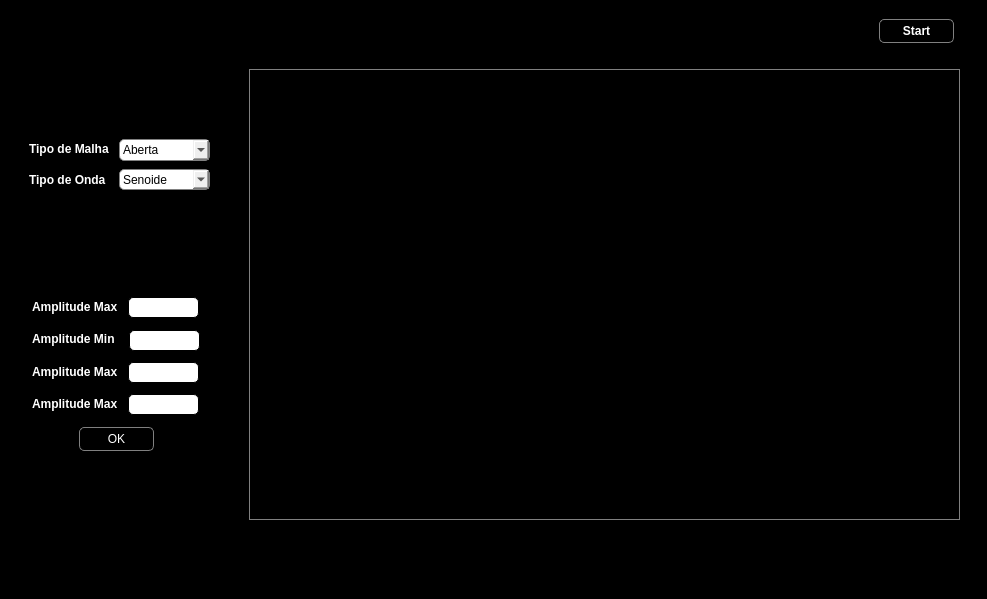
First picture: the form in interface.ui, repository Aandre99/Projeto-Sistema-De-Controle, before the edit.
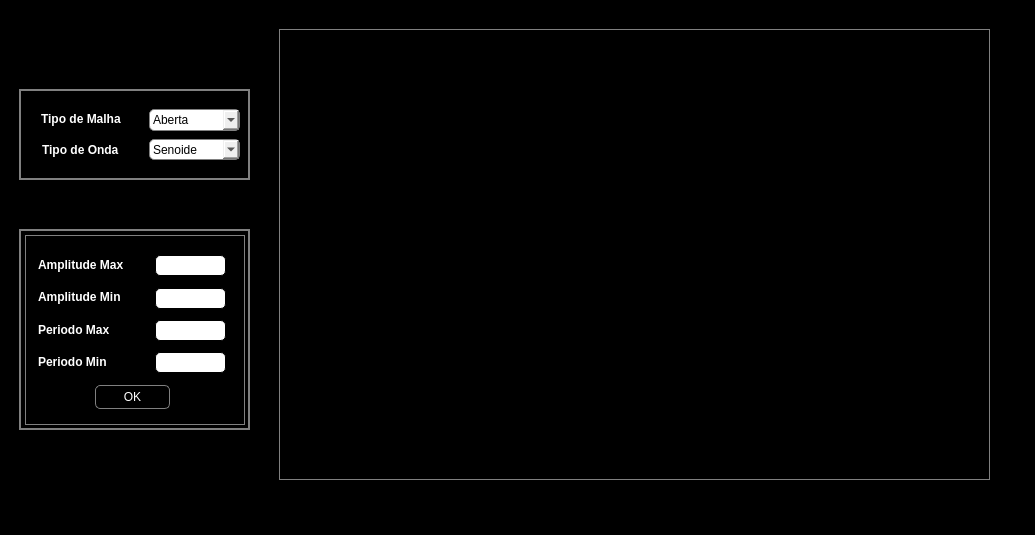
Second picture: the form after the edit. The open tabs and pages were chosen to show the change.

Commit message: Atualizando interface com onda aleatoria

Patch:
```diff
--- a/interface.ui
+++ b/interface.ui
@@ -6,10 +6,22 @@
    <rect>
     <x>0</x>
     <y>0</y>
-    <width>987</width>
-    <height>599</height>
+    <width>1035</width>
+    <height>535</height>
    </rect>
   </property>
+  <property name="minimumSize">
+   <size>
+    <width>1035</width>
+    <height>535</height>
+   </size>
+  </property>
+  <property name="maximumSize">
+   <size>
+    <width>1035</width>
+    <height>535</height>
+   </size>
+  </property>
   <property name="windowTitle">
    <string>MainWindow</string>
   </property>
@@ -19,8 +31,8 @@
      <rect>
       <x>-1</x>
       <y>-1</y>
-      <width>991</width>
-      <height>601</height>
+      <width>1041</width>
+      <height>541</height>
      </rect>
     </property>
     <property name="minimumSize">
@@ -29,6 +41,12 @@
       <height>0</height>
      </size>
     </property>
+    <property name="maximumSize">
+     <size>
+      <width>1041</width>
+      <height>611</height>
+     </size>
+    </property>
     <property name="styleSheet">
      <string notr="true">QFrame{
 color:white;
@@ -48,13 +66,13 @@
      <property name="geometry">
       <rect>
        <x>20</x>
-       <y>279</y>
-       <width>201</width>
+       <y>230</y>
+       <width>231</width>
        <height>201</height>
       </rect>
      </property>
      <property name="styleSheet">
-      <string notr="true"/>
+      <string notr="true">border:0.5px solid gray;</string>
      </property>
      <property name="currentIndex">
       <number>0</number>
@@ -240,10 +258,10 @@
       <widget class="QFrame" name="frame_aleatoria">
        <property name="geometry">
         <rect>
-         <x>0</x>
-         <y>-1</y>
-         <width>201</width>
-         <height>201</height>
+         <x>5</x>
+         <y>5</y>
+         <width>220</width>
+         <height>190</height>
         </rect>
        </property>
        <property name="styleSheet">
@@ -270,12 +288,13 @@
          <rect>
           <x>13</x>
           <y>22</y>
-          <width>91</width>
+          <width>111</width>
           <height>16</height>
          </rect>
         </property>
         <property name="font">
          <font>
+          <weight>75</weight>
           <bold>true</bold>
          </font>
         </property>
@@ -289,7 +308,7 @@
         </property>
         <property name="geometry">
          <rect>
-          <x>109</x>
+          <x>130</x>
           <y>20</y>
           <width>71</width>
           <height>21</height>
@@ -307,12 +326,13 @@
          <rect>
           <x>13</x>
           <y>54</y>
-          <width>91</width>
+          <width>111</width>
           <height>16</height>
          </rect>
         </property>
         <property name="font">
          <font>
+          <weight>75</weight>
           <bold>true</bold>
          </font>
         </property>
@@ -326,7 +346,7 @@
         </property>
         <property name="geometry">
          <rect>
-          <x>110</x>
+          <x>130</x>
           <y>53</y>
           <width>71</width>
           <height>21</height>
@@ -345,7 +365,7 @@
         </property>
         <property name="geometry">
          <rect>
-          <x>109</x>
+          <x>130</x>
           <y>85</y>
           <width>71</width>
           <height>21</height>
@@ -363,17 +383,21 @@
          <rect>
           <x>13</x>
           <y>87</y>
-          <width>91</width>
+          <width>111</width>
           <height>16</height>
          </rect>
         </property>
         <property name="font">
          <font>
+          <weight>75</weight>
           <bold>true</bold>
          </font>
         </property>
         <property name="text">
-         <string>Amplitude Max</string>
+         <string>Periodo Max</string>
+        </property>
+        <property name="alignment">
+         <set>Qt::AlignLeading|Qt::AlignLeft|Qt::AlignVCenter</set>
         </property>
        </widget>
        <widget class="QLineEdit" name="lineEdit_aleatoria_PMin">
@@ -382,7 +406,7 @@
         </property>
         <property name="geometry">
          <rect>
-          <x>109</x>
+          <x>130</x>
           <y>117</y>
           <width>71</width>
           <height>21</height>
@@ -400,12 +424,13 @@
          <rect>
           <x>13</x>
           <y>119</y>
-          <width>91</width>
+          <width>111</width>
           <height>16</height>
          </rect>
         </property>
         <property name="font">
          <font>
+          <weight>75</weight>
           <bold>true</bold>
          </font>
         </property>
@@ -413,13 +438,19 @@
          <string notr="true">border: 0px solid black;</string>
         </property>
         <property name="text">
-         <string>Amplitude Max</string>
+         <string>Periodo Min</string>
+        </property>
+        <property name="alignment">
+         <set>Qt::AlignLeading|Qt::AlignLeft|Qt::AlignVCenter</set>
         </property>
        </widget>
-       <widget class="QPushButton" name="pushButton_3">
+       <widget class="QPushButton" name="pushButton_aleatoria">
+        <property name="enabled">
+         <bool>true</bool>
+        </property>
         <property name="geometry">
          <rect>
-          <x>60</x>
+          <x>70</x>
           <y>150</y>
           <width>75</width>
           <height>24</height>
@@ -429,6 +460,7 @@
          <string notr="true">QPushButton{
 border: 1px solid gray;
 border-radius: 5px;
+color: white;
 }
 QPushButton#pushButton_3:pressed {
     background-color: gray;
@@ -533,13 +565,13 @@
      <property name="geometry">
       <rect>
        <x>20</x>
-       <y>120</y>
-       <width>201</width>
+       <y>90</y>
+       <width>231</width>
        <height>91</height>
       </rect>
      </property>
      <property name="styleSheet">
-      <string notr="true"/>
+      <string notr="true">border: 2px solid gray;</string>
      </property>
      <property name="frameShape">
       <enum>QFrame::StyledPanel</enum>
@@ -550,14 +582,15 @@
      <widget class="QLabel" name="label">
       <property name="geometry">
        <rect>
-        <x>10</x>
+        <x>22</x>
         <y>20</y>
-        <width>91</width>
+        <width>100</width>
         <height>20</height>
        </rect>
       </property>
       <property name="font">
        <font>
+        <weight>75</weight>
         <bold>true</bold>
        </font>
       </property>
@@ -571,7 +604,7 @@
      <widget class="QComboBox" name="comboBox">
       <property name="geometry">
        <rect>
-        <x>100</x>
+        <x>130</x>
         <y>20</y>
         <width>91</width>
         <height>22</height>
@@ -598,14 +631,15 @@
      <widget class="QLabel" name="label_2">
       <property name="geometry">
        <rect>
-        <x>10</x>
+        <x>23</x>
         <y>50</y>
-        <width>91</width>
+        <width>101</width>
         <height>21</height>
        </rect>
       </property>
       <property name="font">
        <font>
+        <weight>75</weight>
         <bold>true</bold>
        </font>
       </property>
@@ -619,7 +653,7 @@
      <widget class="QComboBox" name="comboBox_2">
       <property name="geometry">
        <rect>
-        <x>100</x>
+        <x>130</x>
         <y>50</y>
         <width>91</width>
         <height>21</height>
@@ -662,8 +696,8 @@
     <widget class="QWidget" name="widget_ploter" native="true">
      <property name="geometry">
       <rect>
-       <x>250</x>
-       <y>70</y>
+       <x>280</x>
+       <y>30</y>
        <width>711</width>
        <height>451</height>
       </rect>
@@ -672,35 +706,6 @@
       <string notr="true">border: 1px solid gray;</string>
      </property>
     </widget>
-    <widget class="QPushButton" name="pushButton_4">
-     <property name="geometry">
-      <rect>
-       <x>880</x>
-       <y>20</y>
-       <width>75</width>
-       <height>24</height>
-      </rect>
-     </property>
-     <property name="font">
-      <font>
-       <bold>true</bold>
-      </font>
-     </property>
-     <property name="styleSheet">
-      <string notr="true">QPushButton{
-color: white;
-border: 1px solid gray;
-border-radius: 5px;
-}
-QPushButton#pushButton_4:pressed {
-    background-color: gray;
-	color:white;
-}</string>
-     </property>
-     <property name="text">
-      <string>Start</string>
-     </property>
-    </widget>
    </widget>
   </widget>
  </widget>
```
Left out of the diff: 64 changed lines with no effect on the pictures. The commit also changes 5 other files.
